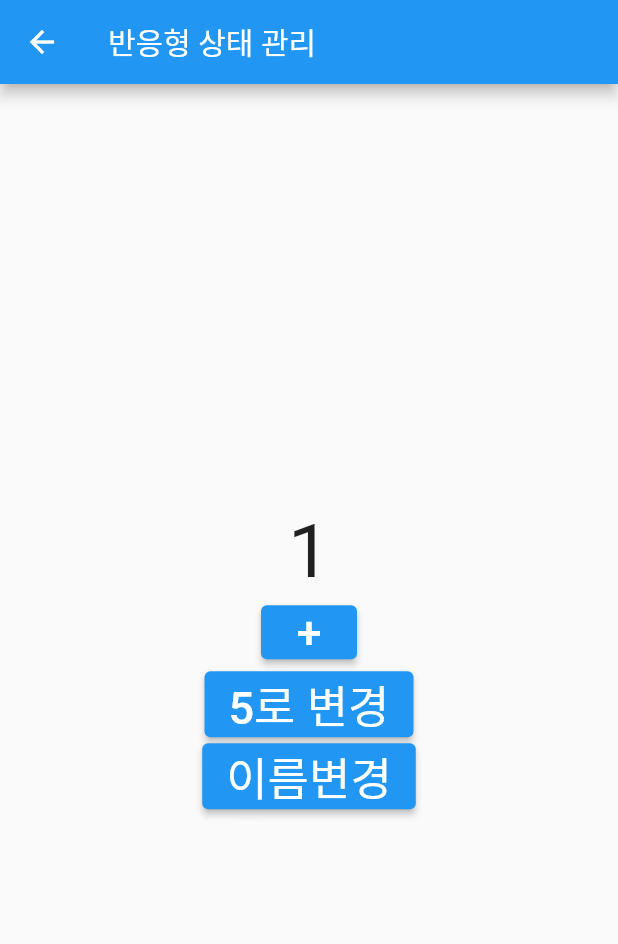
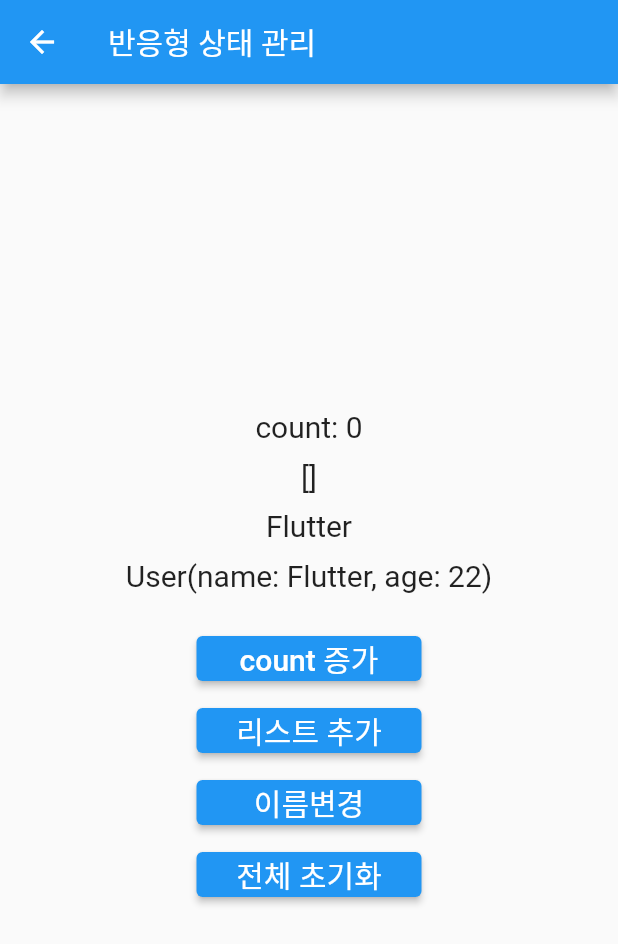
Before and after one commit to mike-bskim/getx_test, a Flutter app: the ReactiveStateManagePage screen opened directly, on a phone screen of 412 x 824 dp. Shown: the top 944 px of the screen. Run offline on Flutter 3.47's test engine with Material 2 defaults, Android fonts, the phone set to English and light mode, and no system bars; our stand-ins replace get.

Commit message:
10_getx_state_menagement_reactive

```diff
--- a/lib/src/controller/reactive_state_controller.dart
+++ b/lib/src/controller/reactive_state_controller.dart
@@ -1,28 +1,38 @@
-// import 'package:flutter/cupertino.dart';
-import 'package:flutter/material.dart';
 import 'package:get/get.dart';
 
 class User {
   String name;
   int age;
-  User({required this.name, required this.age});
+
+  User({
+    required this.name,
+    required this.age,
+  });
+
+  @override
+  String toString() => 'User(name: $name, age: $age)';
 }
 
 class ReactiveStateController extends GetxController {
   RxInt count = 0.obs;
-  Rx<User> user = User(name: "개남", age: 25).obs;
-  RxList<String> d = [""].obs;
+  Rx<User> user = User(name: "Flutter", age: 22).obs;
+  RxList<dynamic> d = [].obs;
+
   void increment() {
     count++;
   }
 
-  void putNumber(int number) {
+  void init(int number) {
     count(number);
+    user.update((u) {
+      u?.name = 'Flutter';
+    });
+    d.clear();
   }
 
-  void updateName(String nam) {
+  void updateName(String newName) {
     user.update((u) {
-      u?.name = nam;
+      u?.name = newName;
     });
   }
 
@@ -30,14 +40,15 @@ class ReactiveStateController extends GetxController {
     d.add("1");
   }
 
-  @override
-  void onInit() {
-    ever(count, (_) => debugPrint("매번 호출"));
-    once(count, (_) => debugPrint("최초 호출"));
-    debounce(count, (_) => debugPrint("마지막 변경에 한번만 시간차 두고 호출"),
-        time: const Duration(seconds: 1));
-    interval(count, (_) => debugPrint("변경되고 있는 동안 1초 간격으로 호출"),
-        time: const Duration(seconds: 1));
-    super.onInit();
-  }
+  // @override
+  // void onInit() {
+  //   ever(count, (_) => debugPrint("매번 호출"));
+  //   once(count, (_) => debugPrint("최초 호출"));
+  //   debounce(count, (_) => debugPrint("마지막 변경에 한번만 시간차 두고 호출"),
+  //       time: const Duration(seconds: 1));
+  //   interval(count, (_) => debugPrint("변경되고 있는 동안 1초 간격으로 호출"),
+  //       time: const Duration(seconds: 1));
+  //   super.onInit();
+  // }
+
 }
--- /dev/null
+++ b/lib/src/pages/reactive_state_manage/reactive_state_manage_page.dart
@@ -0,0 +1,87 @@
+import 'package:flutter/material.dart';
+import 'package:get/get.dart';
+
+import '../../controller/reactive_state_controller.dart';
+
+class ReactiveStateManagePage extends StatelessWidget {
+  const ReactiveStateManagePage({Key? key}) : super(key: key);
+
+  @override
+  Widget build(BuildContext context) {
+    // Get.put(ReactiveStateController());
+    // Get.find<ReactiveStateController>() 대신 reactiveStateCtrl 으로 접근가능
+    ReactiveStateController reactiveStateCtrl =
+        Get.put(ReactiveStateController());
+    ButtonStyle elevatedButtonStyle =
+        ElevatedButton.styleFrom(minimumSize: const Size(150.0, 30.0));
+    var textStyle = const TextStyle(fontSize: 20);
+
+    return Scaffold(
+      appBar: AppBar(
+        title: const Text("반응형 상태 관리"),
+      ),
+      body: Center(
+        child: Column(
+          mainAxisAlignment: MainAxisAlignment.center,
+          children: [
+            Obx(
+              () {
+                debugPrint("Count Update");
+                return Column(
+                  children: [
+                    Text(
+                      // "${Get.find<ReactiveStateController>().count}",
+                      'count: ${reactiveStateCtrl.count.value}',
+                      style: textStyle,
+                    ),
+                    const SizedBox(height: 10,),
+                    // 리스트 접근방법
+                    Text(reactiveStateCtrl.d.toString(), style: textStyle),
+                    const SizedBox(height: 10,),
+                    // 클래스 접근방법
+                    Text(reactiveStateCtrl.user.value.name, style: textStyle),
+                    const SizedBox(height: 10,),
+                    Text(reactiveStateCtrl.user.toString(), style: textStyle),
+                    const SizedBox(height: 20,),
+                  ],
+                );
+              },
+            ),
+            ElevatedButton(
+              style: elevatedButtonStyle,
+              child: Text("count 증가", style: textStyle),
+              onPressed: () {
+                // Get.find<ReactiveStateController>().increment();
+                reactiveStateCtrl.increment();
+              },
+            ),
+            ElevatedButton(
+              style: elevatedButtonStyle,
+              child: Text("리스트 추가", style: textStyle),
+              onPressed: () {
+                // Get.find<ReactiveStateController>().push();
+                reactiveStateCtrl.push();
+              },
+            ),
+            ElevatedButton(
+              style: elevatedButtonStyle,
+              child: Text("이름변경", style: textStyle),
+              onPressed: () {
+                // Get.find<ReactiveStateController>().updateName('Google');
+                reactiveStateCtrl.updateName('Google ${reactiveStateCtrl.count.value}');
+              },
+            ),
+            ElevatedButton(
+              style: elevatedButtonStyle,
+              child: Text("전체 초기화", style: textStyle),
+              onPressed: () {
+                // Get.find<ReactiveStateController>().init(0);
+                reactiveStateCtrl.init(0);
+              },
+            ),
+          ],
+        ),
+      ),
+    );
+  }
+}
--- a/lib/src/pages/reactive_state_manage_page.dart
+++ /dev/null
@@ -1,60 +0,0 @@
-import 'package:flutter/material.dart';
-import 'package:get/get.dart';
-// import 'package:provider/provider.dart';
-
-import '../controller/reactive_state_controller.dart';
-import '../controller/simple_state_controller.dart';
-// import 'package:sample_getx/src/controller/reactive_state_controller.dart';
-// import 'package:sample_getx/src/controller/simple_state_controller.dart';
-// import 'package:sample_getx/src/pages/simple_state_manage/with_getx.dart';
-// import 'package:sample_getx/src/pages/simple_state_manage/with_provider.dart';
-
-class ReactiveStateManagePage extends StatelessWidget {
-  const ReactiveStateManagePage({Key? key}) : super(key: key);
-
-  @override
-  Widget build(BuildContext context) {
-    Get.put(SimpleStateControllerWithGetX());
-    Get.put(ReactiveStateController());
-
-    return Scaffold(
-      appBar: AppBar(
-        title: const Text("반응형 상태 관리"),
-      ),
-      body: Center(
-        child: Column(
-          mainAxisAlignment: MainAxisAlignment.center,
-          children: [
-            Obx(
-              () {
-                debugPrint("Count Update");
-                return Text(
-                  "${Get.find<ReactiveStateController>().d.length}",
-                  style: const TextStyle(fontSize: 50),
-                );
-              },
-            ),
-            ElevatedButton(
-              child: const Text("+", style: TextStyle(fontSize: 30)),
-              onPressed: () {
-                Get.find<ReactiveStateController>().increment();
-              },
-            ),
-            ElevatedButton(
-              child: const Text("5로 변경", style: TextStyle(fontSize: 30)),
-              onPressed: () {
-                Get.find<ReactiveStateController>().putNumber(5);
-              },
-            ),
-            ElevatedButton(
-              child: const Text("이름변경", style: TextStyle(fontSize: 30)),
-              onPressed: () {
-                Get.find<ReactiveStateController>().push();
-              },
-            ),
-          ],
-        ),
-      ),
-    );
-  }
-}
```
Also changed, not shown: lib/src/home.dart (+11 -13 lines).
